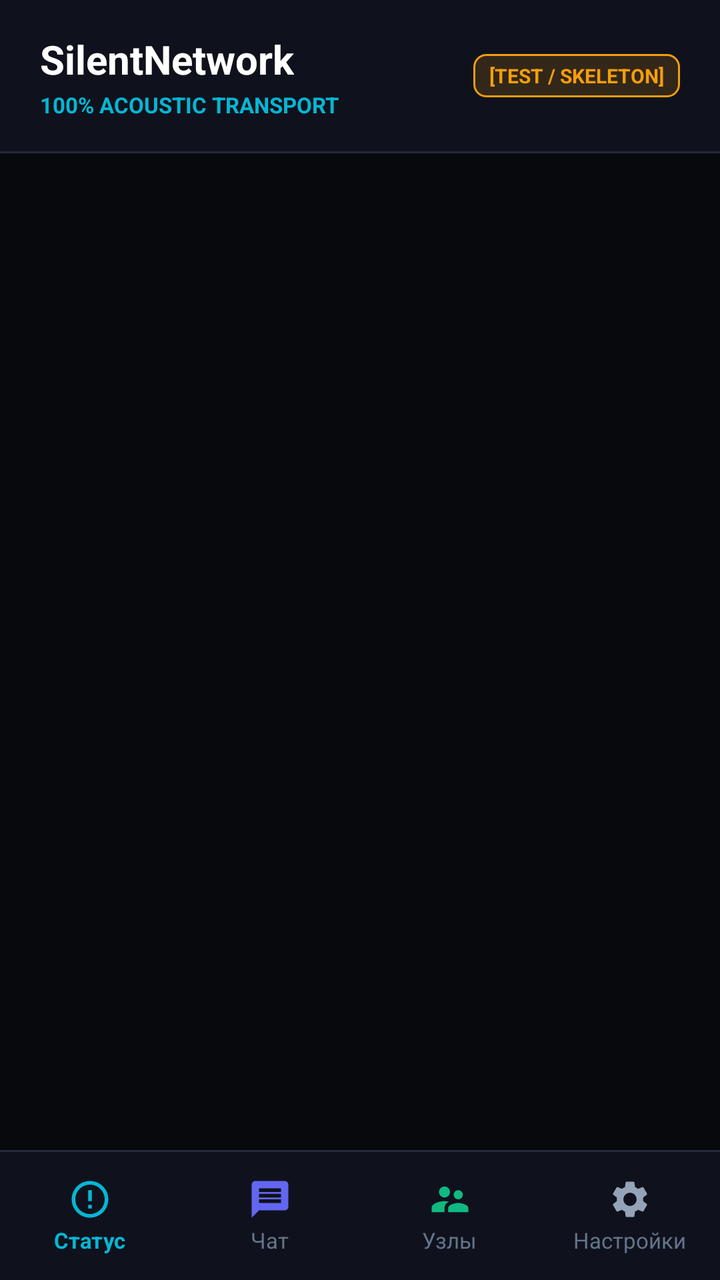
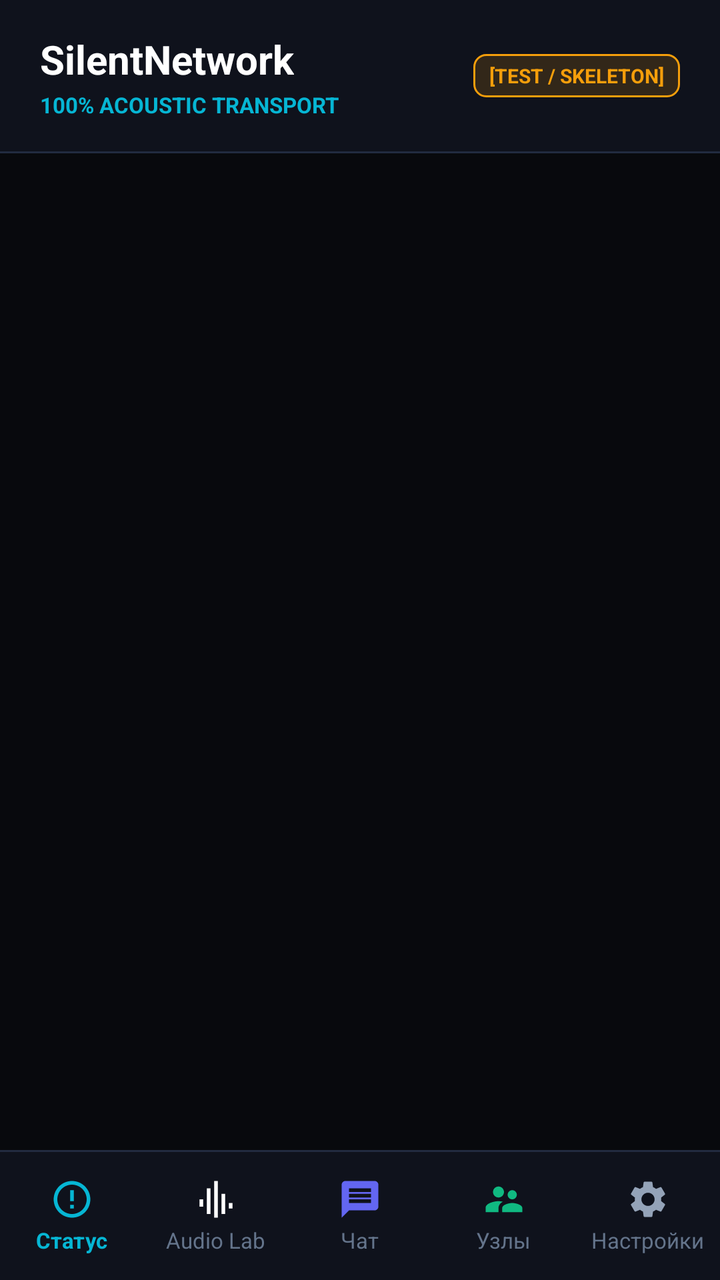

The first picture is an Android layout as it rendered before a commit; the second is the same layout after the commit. The layout source and the unified diff follow.
<!-- AndroidManifest.xml: application theme Theme.SilentNetwork -->
<!-- res/layout/activity_main.xml -->
<?xml version="1.0" encoding="utf-8"?>
<LinearLayout xmlns:android="http://schemas.android.com/apk/res/android"
    android:layout_width="match_parent"
    android:layout_height="match_parent"
    android:background="@color/bg_canvas"
    android:orientation="vertical">

    
    <LinearLayout
        android:layout_width="match_parent"
        android:layout_height="wrap_content"
        android:background="@color/bg_surface"
        android:gravity="center_vertical"
        android:orientation="horizontal"
        android:paddingStart="20dp"
        android:paddingTop="16dp"
        android:paddingEnd="20dp"
        android:paddingBottom="16dp">

        <LinearLayout
            android:layout_width="0dp"
            android:layout_height="wrap_content"
            android:layout_weight="1"
            android:orientation="vertical">

            <TextView
                android:layout_width="wrap_content"
                android:layout_height="wrap_content"
                android:text="@string/app_name"
                android:textColor="@color/text_primary"
                android:textSize="20sp"
                android:textStyle="bold" />

            <TextView
                android:layout_width="wrap_content"
                android:layout_height="wrap_content"
                android:layout_marginTop="2dp"
                android:text="@string/tag_no_radio"
                android:textColor="@color/accent_cyan"
                android:textSize="11sp"
                android:textStyle="bold" />
        </LinearLayout>

        
        <TextView
            android:id="@+id/tv_mock_badge"
            android:layout_width="wrap_content"
            android:layout_height="wrap_content"
            android:background="@drawable/bg_badge_mock"
            android:paddingStart="8dp"
            android:paddingTop="4dp"
            android:paddingEnd="8dp"
            android:paddingBottom="4dp"
            android:text="@string/badge_mock"
            android:textColor="@color/accent_amber"
            android:textSize="10sp"
            android:textStyle="bold" />
    </LinearLayout>

    
    <View
        android:layout_width="match_parent"
        android:layout_height="1dp"
        android:background="@color/bg_card_stroke" />

    
    <FrameLayout
        android:id="@+id/fragment_container"
        android:layout_width="match_parent"
        android:layout_height="0dp"
        android:layout_weight="1" />

    
    <View
        android:layout_width="match_parent"
        android:layout_height="1dp"
        android:background="@color/bg_card_stroke" />

    
    <LinearLayout
        android:id="@+id/bottom_navigation"
        android:layout_width="match_parent"
        android:layout_height="64dp"
        android:background="@color/bg_surface"
        android:gravity="center"
        android:orientation="horizontal">

        <LinearLayout
            android:id="@+id/tab_status"
            android:layout_width="0dp"
            android:layout_height="match_parent"
            android:layout_weight="1"
            android:clickable="true"
            android:focusable="true"
            android:gravity="center"
            android:orientation="vertical">

            <ImageView
                android:id="@+id/iv_tab_status"
                android:layout_width="22dp"
                android:layout_height="22dp"
                android:contentDescription="@string/tab_status"
                android:src="@drawable/ic_tab_status" />

            <TextView
                android:id="@+id/tv_tab_status"
                android:layout_width="wrap_content"
                android:layout_height="wrap_content"
                android:layout_marginTop="2dp"
                android:text="@string/tab_status"
                android:textColor="@color/accent_cyan"
                android:textSize="11sp"
                android:textStyle="bold" />
        </LinearLayout>

        <LinearLayout
            android:id="@+id/tab_messenger"
            android:layout_width="0dp"
            android:layout_height="match_parent"
            android:layout_weight="1"
            android:clickable="true"
            android:focusable="true"
            android:gravity="center"
            android:orientation="vertical">

            <ImageView
                android:id="@+id/iv_tab_messenger"
                android:layout_width="22dp"
                android:layout_height="22dp"
                android:contentDescription="@string/tab_messenger"
                android:src="@drawable/ic_tab_chat" />

            <TextView
                android:id="@+id/tv_tab_messenger"
                android:layout_width="wrap_content"
                android:layout_height="wrap_content"
                android:layout_marginTop="2dp"
                android:text="@string/tab_messenger"
                android:textColor="@color/text_muted"
                android:textSize="11sp" />
        </LinearLayout>

        <LinearLayout
            android:id="@+id/tab_devices"
            android:layout_width="0dp"
            android:layout_height="match_parent"
            android:layout_weight="1"
            android:clickable="true"
            android:focusable="true"
            android:gravity="center"
            android:orientation="vertical">

            <ImageView
                android:id="@+id/iv_tab_devices"
                android:layout_width="22dp"
                android:layout_height="22dp"
                android:contentDescription="@string/tab_devices"
                android:src="@drawable/ic_tab_devices" />

            <TextView
                android:id="@+id/tv_tab_devices"
                android:layout_width="wrap_content"
                android:layout_height="wrap_content"
                android:layout_marginTop="2dp"
                android:text="@string/tab_devices"
                android:textColor="@color/text_muted"
                android:textSize="11sp" />
        </LinearLayout>

        <LinearLayout
            android:id="@+id/tab_settings"
            android:layout_width="0dp"
            android:layout_height="match_parent"
            android:layout_weight="1"
            android:clickable="true"
            android:focusable="true"
            android:gravity="center"
            android:orientation="vertical">

            <ImageView
                android:id="@+id/iv_tab_settings"
                android:layout_width="22dp"
                android:layout_height="22dp"
                android:contentDescription="@string/tab_settings"
                android:src="@drawable/ic_tab_settings" />

            <TextView
                android:id="@+id/tv_tab_settings"
                android:layout_width="wrap_content"
                android:layout_height="wrap_content"
                android:layout_marginTop="2dp"
                android:text="@string/tab_settings"
                android:textColor="@color/text_muted"
                android:textSize="11sp" />
        </LinearLayout>

    </LinearLayout>

</LinearLayout>
<!-- resources referenced by this layout -->
<resources>
  <color name="accent_amber">#F59E0B</color>
  <color name="accent_cyan">#06B6D4</color>
  <color name="bg_canvas">#08090D</color>
  <color name="bg_card_stroke">#222B40</color>
  <color name="bg_surface">#0F121C</color>
  <color name="text_muted">#64748B</color>
  <color name="text_primary">#FFFFFF</color>
  <!-- drawable bg_badge_mock (drawable) -->
  <?xml version="1.0" encoding="utf-8"?>
  <shape xmlns:android="http://schemas.android.com/apk/res/android"
      android:shape="rectangle">
      <solid android:color="#26F59E0B" />
      <corners android:radius="6dp" />
      <stroke
          android:width="1dp"
          android:color="@color/accent_amber" />
  </shape>
  <!-- drawable ic_tab_chat (drawable) -->
  <?xml version="1.0" encoding="utf-8"?>
  <vector xmlns:android="http://schemas.android.com/apk/res/android"
      android:width="24dp"
      android:height="24dp"
      android:viewportWidth="24"
      android:viewportHeight="24">
      <path
          android:fillColor="@color/accent_primary"
          android:pathData="M20,2L4,2c-1.1,0 -1.99,0.9 -1.99,2L2,22l4,-4h14c1.1,0 2,-0.9 2,-2L22,4c0,-1.1 -0.9,-2 -2,-2zM18,14L6,14v-2h12v2zM18,11L6,11L6,9h12v2zM18,8L6,8L6,6h12v2z" />
  </vector>
  <!-- drawable ic_tab_devices (drawable) -->
  <?xml version="1.0" encoding="utf-8"?>
  <vector xmlns:android="http://schemas.android.com/apk/res/android"
      android:width="24dp"
      android:height="24dp"
      android:viewportWidth="24"
      android:viewportHeight="24">
      <path
          android:fillColor="@color/accent_emerald"
          android:pathData="M16.5,12c1.38,0 2.49,-1.12 2.49,-2.5S17.88,7 16.5,7C15.12,7 14,8.12 14,9.5s1.12,2.5 2.5,2.5zM9,11c1.66,0 2.99,-1.34 2.99,-3S10.66,5 9,5C7.34,5 6,6.34 6,8s1.34,3 3,3zM16.5,14c-1.83,0 -5.5,0.92 -5.5,2.75L11,19h11v-2.25c0,-1.83 -3.67,-2.75 -5.5,-2.75zM9,13c-2.33,0 -7,1.17 -7,3.5L2,19h7v-2.25c0,-0.85 0.33,-2.34 2.37,-3.46C10.5,13.1 9.7,13 9,13z" />
  </vector>
  <!-- drawable ic_tab_status (drawable) -->
  <?xml version="1.0" encoding="utf-8"?>
  <vector xmlns:android="http://schemas.android.com/apk/res/android"
      android:width="24dp"
      android:height="24dp"
      android:viewportWidth="24"
      android:viewportHeight="24">
      <path
          android:fillColor="@color/accent_cyan"
          android:pathData="M12,2C6.48,2 2,6.48 2,12s4.48,10 10,10 10,-4.48 10,-10S17.52,2 12,2zM12,20c-4.41,0 -8,-3.59 -8,-8s3.59,-8 8,-8 8,3.59 8,8 -3.59,8 -8,8zM11,7h2v6h-2zM11,15h2v2h-2z" />
  </vector>
  <string name="app_name">SilentNetwork</string>
  <string name="badge_mock">[TEST / SKELETON]</string>
  <string name="tab_devices">Узлы</string>
  <string name="tab_messenger">Чат</string>
  <string name="tab_settings">Настройки</string>
  <string name="tab_status">Статус</string>
  <string name="tag_no_radio">100% ACOUSTIC TRANSPORT</string>
  <color name="accent_primary">#6366F1</color>
  <color name="accent_emerald">#10B981</color>
  <color name="text_secondary">#94A3B8</color>
  <!-- unchanged entries left out for length: 2 -->
</resources>

<!-- the commit's change to res/layout/activity_main.xml (unified diff, before → after) -->
@@ -114,6 +114,33 @@
         </LinearLayout>
 
         <LinearLayout
+            android:id="@+id/tab_audio_lab"
+            android:layout_width="0dp"
+            android:layout_height="match_parent"
+            android:layout_weight="1"
+            android:clickable="true"
+            android:focusable="true"
+            android:gravity="center"
+            android:orientation="vertical">
+
+            <ImageView
+                android:id="@+id/iv_tab_audio_lab"
+                android:layout_width="22dp"
+                android:layout_height="22dp"
+                android:contentDescription="@string/tab_audiolab"
+                android:src="@drawable/ic_tab_audiolab" />
+
+            <TextView
+                android:id="@+id/tv_tab_audio_lab"
+                android:layout_width="wrap_content"
+                android:layout_height="wrap_content"
+                android:layout_marginTop="2dp"
+                android:text="@string/tab_audiolab"
+                android:textColor="@color/text_muted"
+                android:textSize="11sp" />
+        </LinearLayout>
+
+        <LinearLayout
             android:id="@+id/tab_messenger"
             android:layout_width="0dp"
             android:layout_height="match_parent"
<!-- resource entries referenced after the edit -->
@@ -17,6 +17,16 @@
           android:width="1dp"
           android:color="@color/accent_amber" />
   </shape>
+  <!-- drawable ic_tab_audiolab (drawable) -->
+  <vector xmlns:android="http://schemas.android.com/apk/res/android"
+      android:width="24dp"
+      android:height="24dp"
+      android:viewportWidth="24"
+      android:viewportHeight="24">
+      <path
+          android:fillColor="#FFFFFFFF"
+          android:pathData="M3,12h2v4H3v-4zm4,-6h2v14H7V6zm4,-4h2v20h-2V2zm4,7h2v11h-2V9zm4,5h2v3h-2v-3z" />
+  </vector>
   <!-- drawable ic_tab_chat (drawable) -->
   <?xml version="1.0" encoding="utf-8"?>
   <vector xmlns:android="http://schemas.android.com/apk/res/android"
@@ -52,6 +62,7 @@
   </vector>
   <string name="app_name">SilentNetwork</string>
   <string name="badge_mock">[TEST / SKELETON]</string>
+  <string name="tab_audiolab">Audio Lab</string>
   <string name="tab_devices">Узлы</string>
   <string name="tab_messenger">Чат</string>
   <string name="tab_settings">Настройки</string>
